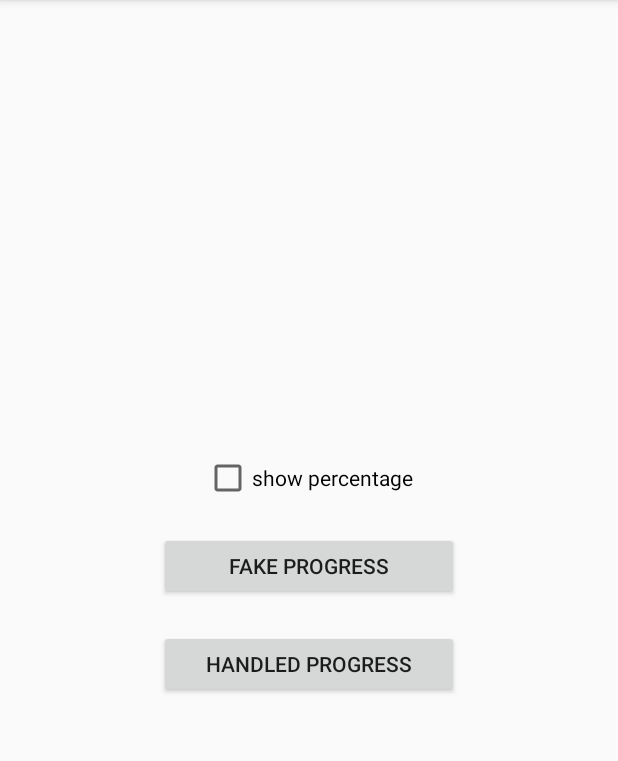
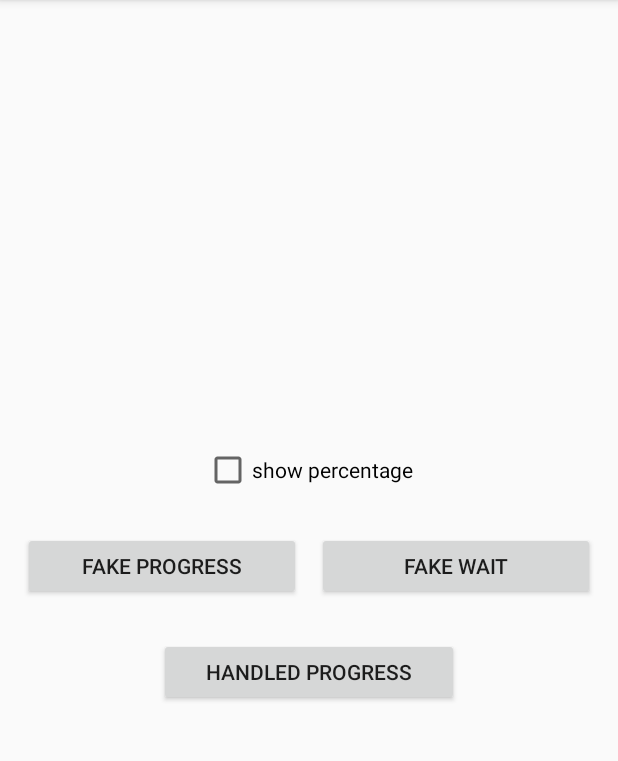
Before and after one commit to BaselHorany/ProgressStatusBar, an Android app: the screen it shows after launch (MainActivity), on a phone screen of 412 x 824 dp, the part 84-845 px from its top. Run offline under Robolectric (Android 15) with nearby library versions, the phone set to English and light mode, and no system bars.

Commit message:
Update activity_main.xml

```diff
--- a/app/src/main/res/layout/activity_main.xml
+++ b/app/src/main/res/layout/activity_main.xml
@@ -15,13 +15,32 @@
             android:text="show percentage"
             android:id="@+id/isShowPer" />
 
-        <Button
-            android:text="fake progress"
-            android:id="@+id/btn_fake"
-            android:layout_width="200dp"
-            android:layout_height="45dp"
+        <LinearLayout
+            android:weightSum="2.0"
+            android:orientation="horizontal"
+            android:layout_width="match_parent"
+            android:layout_height="wrap_content"
             android:gravity="center_vertical|center_horizontal"
-            android:layout_marginTop="20dp" />
+            android:layout_marginTop="20dp"
+            android:layout_marginLeft="10dp"
+            android:layout_marginRight="10dp">
+            <Button
+                android:text="fake progress"
+                android:id="@+id/btn_fake"
+                android:layout_weight="1.0"
+                android:layout_width="0dp"
+                android:layout_height="45dp"
+                android:gravity="center_vertical|center_horizontal"
+                android:layout_margin="5dp" />
+            <Button
+                android:text="fake wait"
+                android:id="@+id/btn_wait"
+                android:layout_weight="1.0"
+                android:layout_width="0dp"
+                android:layout_height="45dp"
+                android:gravity="center_vertical|center_horizontal"
+                android:layout_margin="5dp" />
+        </LinearLayout>
 
         <Button
             android:text="handled progress"
@@ -31,5 +50,4 @@
             android:gravity="center_vertical|center_horizontal"
             android:layout_marginTop="20dp" />
     </LinearLayout>
-
 </RelativeLayout>
```
